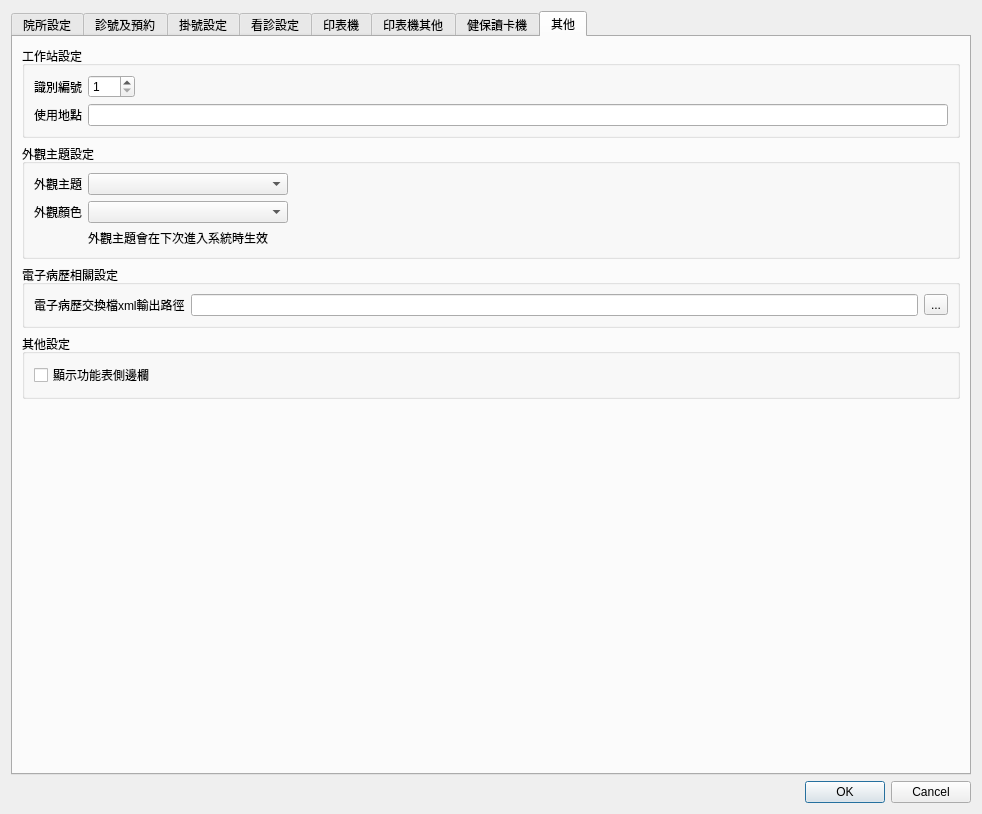
Above: ui/dialog_settings.ui from picacat/pyMedical before the change. Below: the same form after it.
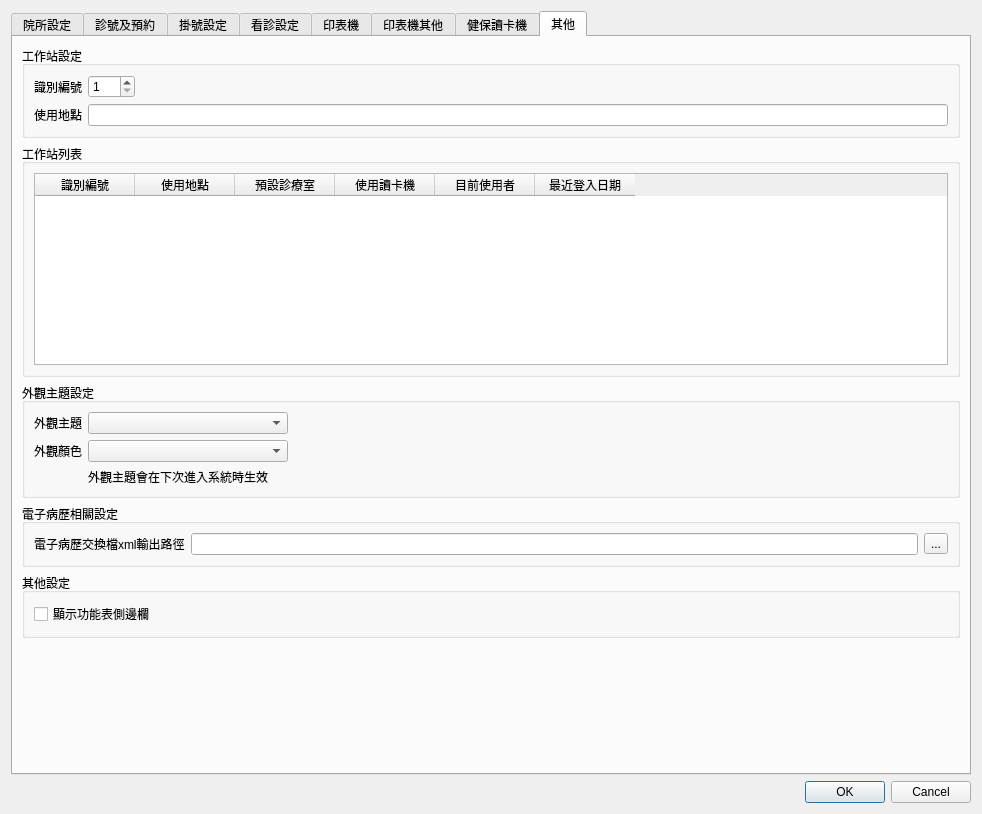
That is the form after the change. The open tabs and pages were chosen to show the change. Icons and pictures are not drawn.

```diff
--- a/ui/dialog_settings.ui
+++ b/ui/dialog_settings.ui
@@ -2074,6 +2074,61 @@
            </layout>
           </widget>
          </item>
+         <item>
+          <widget class="QGroupBox" name="groupBox_37">
+           <property name="title">
+            <string>工作站列表</string>
+           </property>
+           <property name="flat">
+            <bool>true</bool>
+           </property>
+           <layout class="QVBoxLayout" name="verticalLayout_18">
+            <item>
+             <widget class="QTableWidget" name="tableWidget_station_list">
+              <property name="editTriggers">
+               <set>QAbstractItemView::NoEditTriggers</set>
+              </property>
+              <property name="selectionMode">
+               <enum>QAbstractItemView::SingleSelection</enum>
+              </property>
+              <property name="selectionBehavior">
+               <enum>QAbstractItemView::SelectRows</enum>
+              </property>
+              <column>
+               <property name="text">
+                <string>識別編號</string>
+               </property>
+              </column>
+              <column>
+               <property name="text">
+                <string>使用地點</string>
+               </property>
+              </column>
+              <column>
+               <property name="text">
+                <string>預設診療室</string>
+               </property>
+              </column>
+              <column>
+               <property name="text">
+                <string>使用讀卡機</string>
+               </property>
+              </column>
+              <column>
+               <property name="text">
+                <string>目前使用者</string>
+               </property>
+              </column>
+              <column>
+               <property name="text">
+                <string>最近登入日期</string>
+               </property>
+              </column>
+             </widget>
+            </item>
+           </layout>
+          </widget>
+         </item>
          <item>
           <widget class="QGroupBox" name="groupBox_30">
            <property name="title">
```
Left out of the diff: 2 changed lines with no effect on the pictures.
